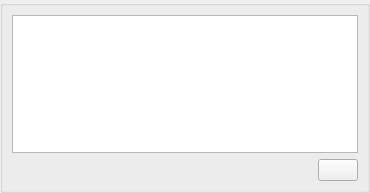
Above: devices/synccollectionwidget.ui from polpo/cantata-mac before the change. Below: the same form after it.
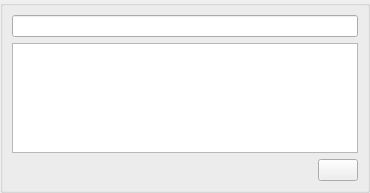
That is the form after the change. Custom widgets are drawn as their Qt base class.

Commit message: Add search line-edits, and expand/collapse all, to sync dialog.

```diff
--- a/devices/synccollectionwidget.ui
+++ b/devices/synccollectionwidget.ui
@@ -17,10 +17,10 @@
    <item>
     <widget class="QGroupBox" name="groupBox">
      <layout class="QGridLayout" name="gridLayout">
-      <item row="0" column="0" colspan="2">
+      <item row="1" column="0" colspan="2">
        <widget class="TreeView" name="tree"/>
       </item>
-      <item row="2" column="0">
+      <item row="3" column="0">
        <spacer name="horizontalSpacer">
         <property name="orientation">
          <enum>Qt::Horizontal</enum>
@@ -33,15 +33,23 @@
         </property>
        </spacer>
       </item>
-      <item row="2" column="1">
+      <item row="3" column="1">
        <widget class="QPushButton" name="button"/>
       </item>
+      <item row="0" column="0" colspan="2">
+       <widget class="LineEdit" name="search"/>
+      </item>
      </layout>
     </widget>
    </item>
   </layout>
  </widget>
  <customwidgets>
+  <customwidget>
+   <class>LineEdit</class>
+   <extends>QLineEdit</extends>
+   <header>lineedit.h</header>
+  </customwidget>
   <customwidget>
    <class>TreeView</class>
    <extends>QTreeView</extends>
```
The commit also changes 3 other files.
